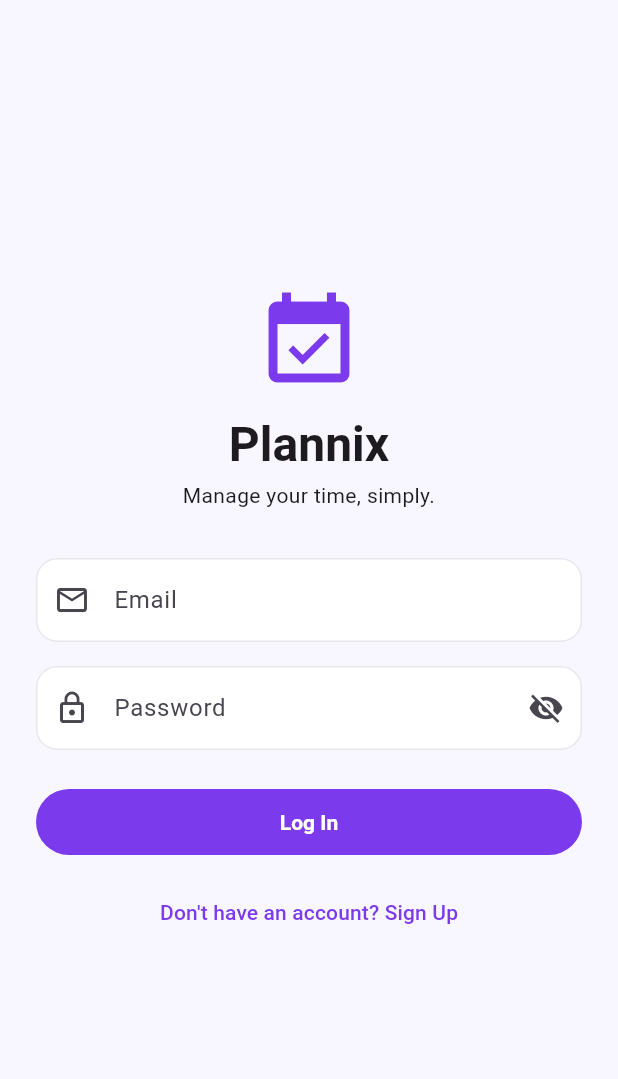
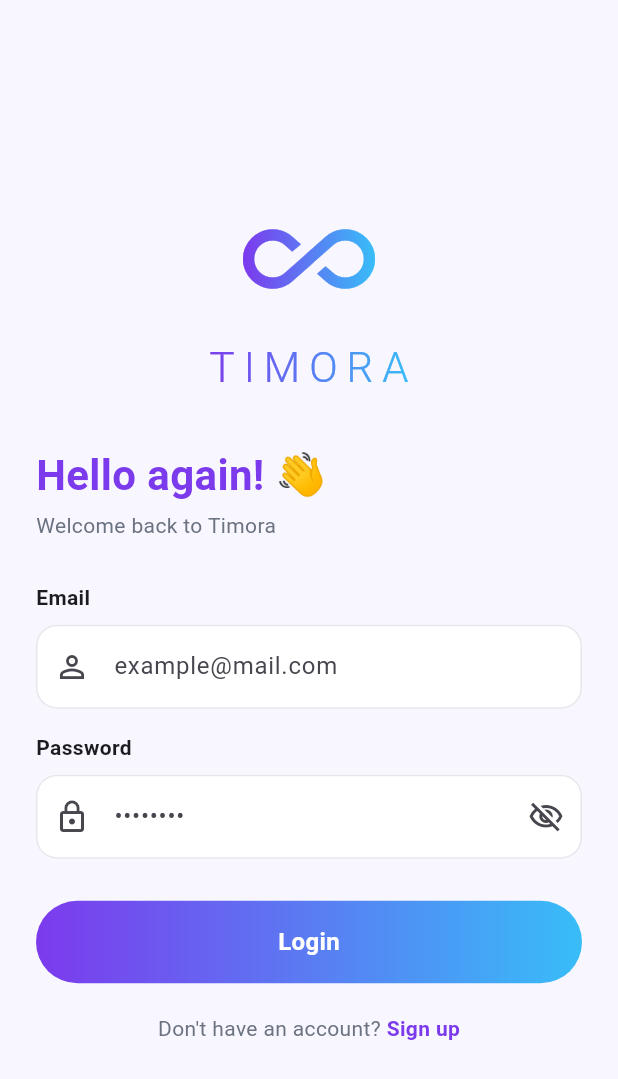
Before and after one commit to Marinaderias/plannix, a Flutter app: the screen it shows after launch, on a phone screen of 412 x 824 dp. Shown: the top 1079 px of the screen. Run offline on Flutter 3.47's test engine with Material 3 defaults, Android fonts, the phone set to English and light mode, and no system bars; our stand-ins replace flutter_riverpod, supabase_flutter; accounts and stored records are empty.

Commit message:
Redesign login and signup screens

```diff
--- a/lib/features/auth/presentation/login_screen.dart
+++ b/lib/features/auth/presentation/login_screen.dart
@@ -2,6 +2,7 @@ import 'package:flutter/material.dart';
 import 'package:flutter_riverpod/flutter_riverpod.dart';
 import 'package:supabase_flutter/supabase_flutter.dart';
 
+import '../../../core/theme/app_theme.dart';
 import '../data/auth_repository.dart';
 import 'signup_screen.dart';
 
@@ -53,42 +54,65 @@ class _LoginScreenState extends ConsumerState<LoginScreen> {
 
   @override
   Widget build(BuildContext context) {
-    final theme = Theme.of(context);
-
     return Scaffold(
       body: SafeArea(
         child: Center(
           child: SingleChildScrollView(
-            padding: const EdgeInsets.all(24),
+            padding: const EdgeInsets.symmetric(horizontal: 24, vertical: 16),
             child: Form(
               key: _formKey,
               child: Column(
                 mainAxisSize: MainAxisSize.min,
                 crossAxisAlignment: CrossAxisAlignment.stretch,
                 children: [
-                  Icon(Icons.event_available,
-                      size: 72, color: theme.colorScheme.primary),
-                  const SizedBox(height: 12),
-                  Text(
-                    'Plannix',
-                    textAlign: TextAlign.center,
-                    style: theme.textTheme.headlineLarge
-                        ?.copyWith(fontWeight: FontWeight.bold),
+                  Center(
+                    child: ShaderMask(
+                      shaderCallback: (rect) =>
+                          AppColors.gradient.createShader(rect),
+                      child: const Icon(Icons.all_inclusive,
+                          size: 88, color: Colors.white),
+                    ),
+                  ),
+                  const SizedBox(height: 8),
+                  Center(
+                    child: ShaderMask(
+                      shaderCallback: (rect) =>
+                          AppColors.gradient.createShader(rect),
+                      child: const Text(
+                        'TIMORA',
+                        style: TextStyle(
+                          fontSize: 28,
+                          letterSpacing: 6,
+                          fontWeight: FontWeight.w300,
+                          color: Colors.white,
+                        ),
+                      ),
+                    ),
+                  ),
+                  const SizedBox(height: 32),
+                  const Text(
+                    'Hello again! 👋',
+                    style: TextStyle(
+                      fontSize: 28,
+                      fontWeight: FontWeight.w700,
+                      color: AppColors.purple,
+                    ),
                   ),
                   const SizedBox(height: 4),
-                  Text(
-                    'Manage your time, simply.',
-                    textAlign: TextAlign.center,
-                    style: theme.textTheme.bodyMedium,
+                  const Text(
+                    'Welcome back to Timora',
+                    style: TextStyle(color: AppColors.textMuted),
                   ),
-                  const SizedBox(height: 32),
+                  const SizedBox(height: 28),
+                  const Text('Email',
+                      style: TextStyle(fontWeight: FontWeight.w600)),
+                  const SizedBox(height: 8),
                   TextFormField(
                     controller: _emailController,
                     keyboardType: TextInputType.emailAddress,
                     decoration: const InputDecoration(
-                      labelText: 'Email',
-                      prefixIcon: Icon(Icons.email_outlined),
-                      border: OutlineInputBorder(),
+                      hintText: 'example@mail.com',
+                      prefixIcon: Icon(Icons.person_outline),
                     ),
                     validator: (value) {
                       if (value == null || value.trim().isEmpty) {
@@ -101,17 +125,19 @@ class _LoginScreenState extends ConsumerState<LoginScreen> {
                     },
                   ),
                   const SizedBox(height: 16),
+                  const Text('Password',
+                      style: TextStyle(fontWeight: FontWeight.w600)),
+                  const SizedBox(height: 8),
                   TextFormField(
                     controller: _passwordController,
                     obscureText: _obscurePassword,
                     decoration: InputDecoration(
-                      labelText: 'Password',
+                      hintText: '••••••••',
                       prefixIcon: const Icon(Icons.lock_outline),
-                      border: const OutlineInputBorder(),
                       suffixIcon: IconButton(
                         icon: Icon(_obscurePassword
-                            ? Icons.visibility_off
-                            : Icons.visibility),
+                            ? Icons.visibility_off_outlined
+                            : Icons.visibility_outlined),
                         onPressed: () => setState(
                             () => _obscurePassword = !_obscurePassword),
                       ),
@@ -123,30 +149,35 @@ class _LoginScreenState extends ConsumerState<LoginScreen> {
                       return null;
                     },
                   ),
-                  const SizedBox(height: 24),
-                  FilledButton(
-                    onPressed: _isLoading ? null : _submit,
-                    child: Padding(
-                      padding: const EdgeInsets.symmetric(vertical: 14),
-                      child: _isLoading
-                          ? const SizedBox(
-                              height: 20,
-                              width: 20,
-                              child: CircularProgressIndicator(strokeWidth: 2),
-                            )
-                          : const Text('Log In'),
+                  const SizedBox(height: 28),
+                  GradientButton(
+                    label: 'Login',
+                    isLoading: _isLoading,
+                    onPressed: _submit,
                   ),
-                  ),
-                  const SizedBox(height: 12),
-                  TextButton(
-                    onPressed: _isLoading
+                  const SizedBox(height: 20),
+                  Row(
+                    mainAxisAlignment: MainAxisAlignment.center,
+                    children: [
+                      const Text("Don't have an account? ",
+                          style: TextStyle(color: AppColors.textMuted)),
+                      GestureDetector(
+                        onTap: _isLoading
                             ? null
                             : () => Navigator.of(context).push(
                                   MaterialPageRoute(
                                     builder: (_) => const SignupScreen(),
                                   ),
                                 ),
-                    child: const Text("Don't have an account? Sign Up"),
+                        child: const Text(
+                          'Sign up',
+                          style: TextStyle(
+                            color: AppColors.purple,
+                            fontWeight: FontWeight.w600,
+                          ),
+                        ),
+                      ),
+                    ],
                   ),
                 ],
               ),
--- a/lib/features/auth/presentation/signup_screen.dart
+++ b/lib/features/auth/presentation/signup_screen.dart
@@ -3,6 +3,7 @@ import 'package:flutter_riverpod/flutter_riverpod.dart';
 import 'package:supabase_flutter/supabase_flutter.dart';
 
 import '../data/auth_repository.dart';
+import '../../../core/theme/app_theme.dart';
 
 class SignupScreen extends ConsumerStatefulWidget {
   const SignupScreen({super.key});
@@ -130,18 +131,10 @@ class _SignupScreenState extends ConsumerState<SignupScreen> {
                     },
                   ),
                   const SizedBox(height: 24),
-                  FilledButton(
-                    onPressed: _isLoading ? null : _submit,
-                    child: Padding(
-                      padding: const EdgeInsets.symmetric(vertical: 14),
-                      child: _isLoading
-                          ? const SizedBox(
-                              height: 20,
-                              width: 20,
-                              child: CircularProgressIndicator(strokeWidth: 2),
-                            )
-                          : const Text('Sign Up'),
-                    ),
+                  GradientButton(
+                    label: 'Sign Up',
+                    isLoading: _isLoading,
+                    onPressed: _submit,
                   ),
                 ],
               ),
```
Lines whose indentation alone changed are shown as unchanged.
